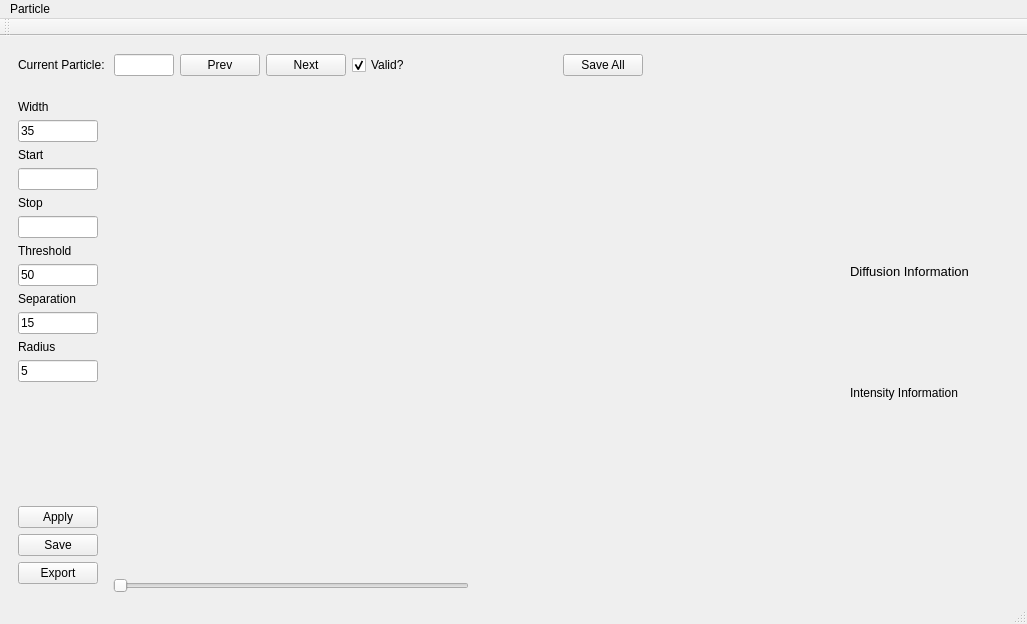
The window that dispertrack/view/GUI/particle_window.ui (Dennis-Dispertech/DisperTrack) describes before a commit, drawn with Qt 5.
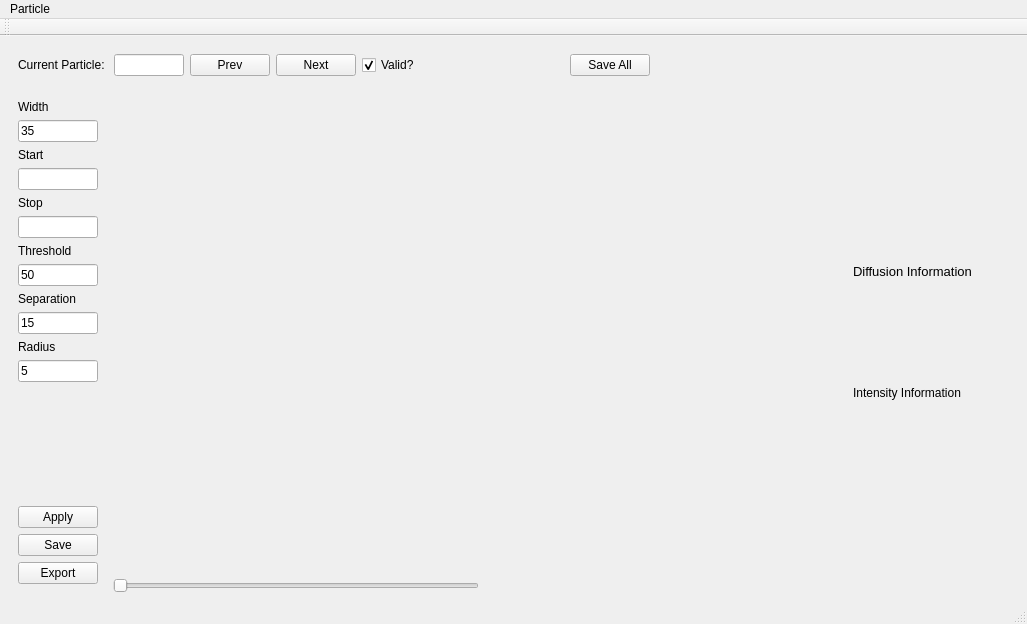
The same window after the commit. Icons and pictures are not drawn. Custom widgets are drawn as their Qt base class.

The edit to the form file:
```diff
--- a/dispertrack/view/GUI/particle_window.ui
+++ b/dispertrack/view/GUI/particle_window.ui
@@ -1287,13 +1287,13 @@
          </property>
          <property name="minimumSize">
           <size>
-           <width>30</width>
+           <width>40</width>
            <height>0</height>
           </size>
          </property>
          <property name="maximumSize">
           <size>
-           <width>60</width>
+           <width>70</width>
            <height>16777215</height>
           </size>
          </property>
```
